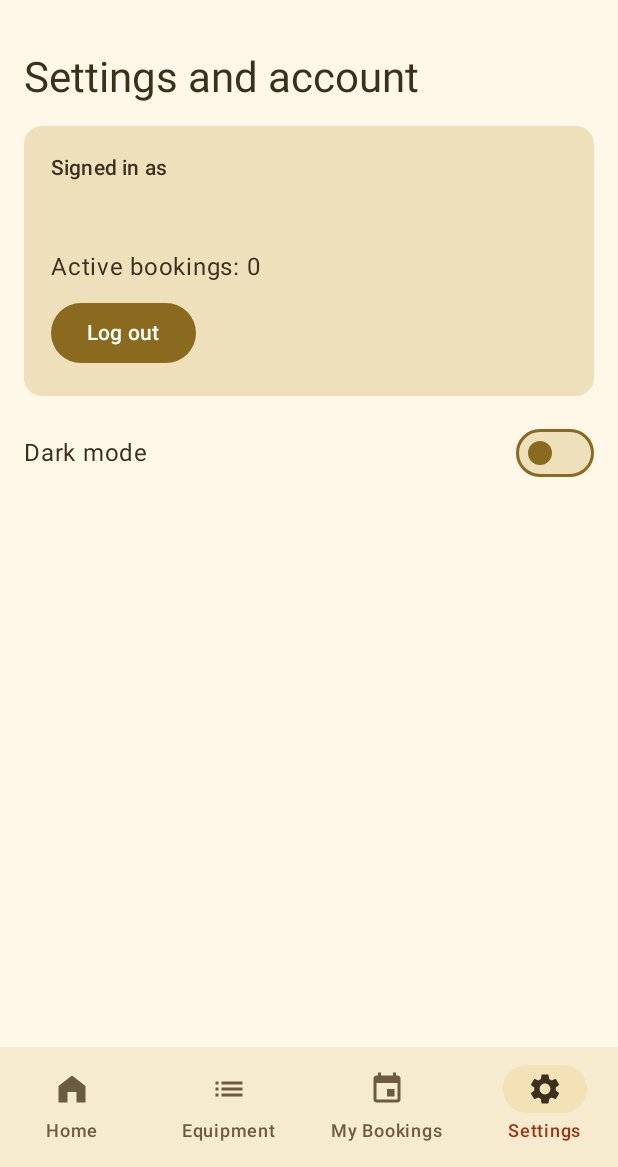
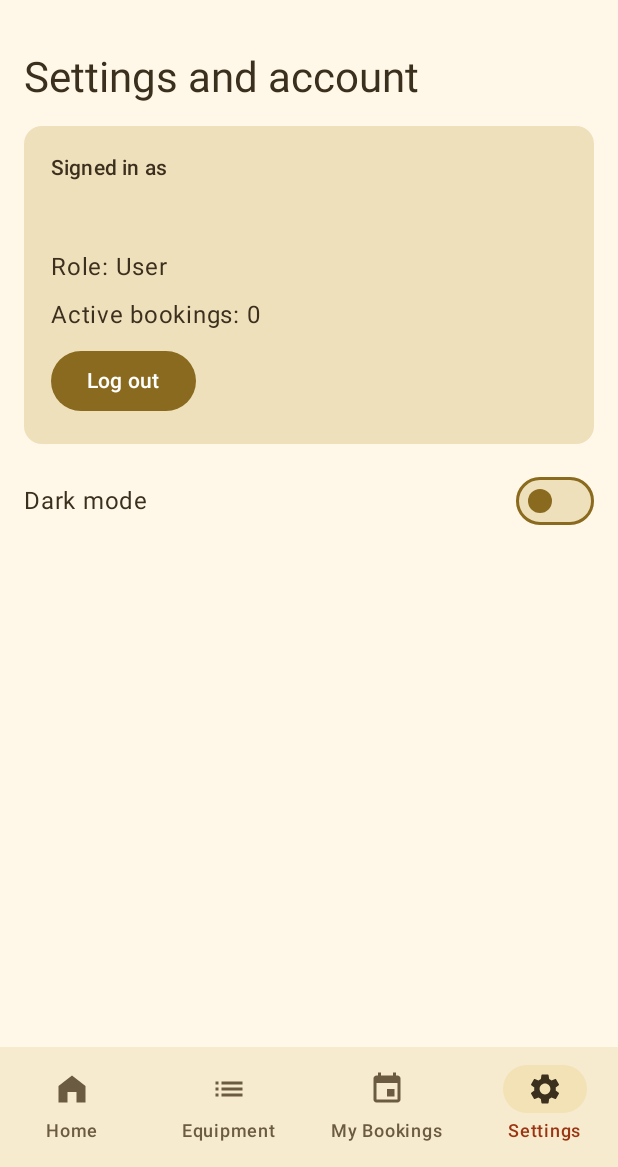
Before and after one commit to Marek-lachhh/Tus_Equipments_Bookings_K00318400, an Android app built with Jetpack Compose: the SettingsScreen screen opened through its navigation route, on a phone screen of 412 x 824 dp, the part 69-1236 px from its top. Run offline under Robolectric (Android 15) with nearby library versions, the phone set to English and light mode, and no system bars; our stand-ins replace Firebase (no records; nobody signed in at launch, a user with empty details on screens opened directly), Room's generated code.

Commit message:
Restrict adding equipment to admins show role in settings

```diff
--- a/app/src/main/java/com/example/tusequipmentbooking/TusApp.kt
+++ b/app/src/main/java/com/example/tusequipmentbooking/TusApp.kt
@@ -1,9 +1,11 @@
 package com.example.tusequipmentbooking
 
 import android.app.Application
+import androidx.compose.foundation.layout.Arrangement
 import androidx.compose.foundation.layout.Column
 import androidx.compose.foundation.layout.fillMaxSize
 import androidx.compose.foundation.layout.padding
+import androidx.compose.material3.Button
 import androidx.compose.material3.CircularProgressIndicator
 import androidx.compose.material3.Surface
 import androidx.compose.material3.Text
@@ -43,18 +45,15 @@ fun TusApp(
     )
     val state by model.uiState.collectAsStateWithLifecycle()
 
-    // Firebase login state (Mary's AuthViewModel)
     val authModel: AuthViewModel = viewModel()
     val authState by authModel.uiState.collectAsStateWithLifecycle()
 
-    // Tell the booking ViewModel who is signed in.
     LaunchedEffect(authState.uid) { model.setUser(authState.uid) }
 
     var showRegister by rememberSaveable { mutableStateOf(false) }
     val uid = authState.uid
 
     if (uid == null) {
-        // Nobody signed in: show Login or Register only.
         Surface(Modifier.fillMaxSize()) {
             if (showRegister) {
                 RegisterScreen(
@@ -79,13 +78,12 @@ fun TusApp(
             }
         }
     } else {
-        // key(uid): each user gets a brand new NavHost, so after logout
-        // Back can never return to the previous user's screens.
         key(uid) {
             MainApp(
                 state = state,
                 model = model,
                 email = authState.email,
+                isAdmin = authState.roleReady && authState.isAdmin,
                 darkTheme = darkTheme,
                 onDarkThemeChange = onDarkThemeChange,
                 onLogout = { authModel.logout() }
@@ -99,6 +97,7 @@ private fun MainApp(
     state: TusUiState,
     model: TusViewModel,
     email: String?,
+    isAdmin: Boolean,
     darkTheme: Boolean,
     onDarkThemeChange: (Boolean) -> Unit,
     onLogout: () -> Unit
@@ -107,7 +106,6 @@ private fun MainApp(
     val backStackEntry by navController.currentBackStackEntryAsState()
     val currentRoute = backStackEntry?.destination?.route
 
-    // Opens a top-level screen without piling up copies on the back stack.
     fun openTab(route: String) {
         model.clearMessage()
         navController.navigate(route) {
@@ -119,6 +117,7 @@ private fun MainApp(
     TusMenuShell(
         selectedRoute = currentRoute,
         enabled = !state.isLoading && state.loadError == null,
+        isAdmin = isAdmin,
         onHome = { openTab("home") },
         onEquipment = { openTab("equipment") },
         onBookings = { openTab("bookings") },
@@ -200,6 +199,7 @@ private fun MainApp(
                     )
                 }
                 composable("add") {
+                    if (isAdmin) {
                         AddEquipmentScreen(
                             categories = state.categories,
                             onSave = { name, categoryId, description ->
@@ -207,11 +207,21 @@ private fun MainApp(
                                 openTab("equipment")
                             }
                         )
+                    } else {
+                        Column(
+                            Modifier.padding(16.dp),
+                            verticalArrangement = Arrangement.spacedBy(12.dp)
+                        ) {
+                            Text("Only admins can add equipment.")
+                            Button(onClick = { navController.popBackStack() }) { Text("Back") }
+                        }
+                    }
                 }
                 composable("settings") {
                     SettingsScreen(
                         state = state,
                         email = email,
+                        isAdmin = isAdmin,
                         darkTheme = darkTheme,
                         onDarkThemeChange = onDarkThemeChange,
                         onLogout = onLogout
--- a/app/src/main/java/com/example/tusequipmentbooking/ui/screens/EquipmentListScreens.kt
+++ b/app/src/main/java/com/example/tusequipmentbooking/ui/screens/EquipmentListScreens.kt
@@ -26,7 +26,7 @@ fun HomeScreen(
         item {
             Column(verticalArrangement = Arrangement.spacedBy(8.dp)) {
                 Text("TUS Equipment Booking", style = MaterialTheme.typography.headlineMedium)
-                Text("Borrow computers, chargers, cables and tablets for your college work. You can also add new equipment to the catalogue.")
+                Text("Borrow computers, chargers, cables and tablets for your college work. Admins can also add new equipment to the catalogue.")
                 Button(onClick = onBrowse) { Text("Browse all equipment") }
                 Text("Featured equipment", style = MaterialTheme.typography.titleMedium)
             }
@@ -51,6 +51,7 @@ fun EquipmentScreen(
         verticalArrangement = Arrangement.spacedBy(14.dp)
     ) {
         item { Text("All equipment", style = MaterialTheme.typography.headlineMedium) }
+        state.message?.let { item { Text(it, color = MaterialTheme.colorScheme.primary) } }
         items(state.equipment, key = { it.id }) { item ->
             EquipmentCard(
                 equipment = item,
--- a/app/src/main/java/com/example/tusequipmentbooking/ui/screens/SettingsScreen.kt
+++ b/app/src/main/java/com/example/tusequipmentbooking/ui/screens/SettingsScreen.kt
@@ -6,12 +6,14 @@ import androidx.compose.runtime.Composable
 import androidx.compose.ui.Alignment
 import androidx.compose.ui.Modifier
 import androidx.compose.ui.unit.dp
+import com.example.tusequipmentbooking.model.BookingStatus
 import com.example.tusequipmentbooking.ui.TusUiState
-import com.example.tusequipmentbooking.model.BookingStatus
+
 @Composable
 fun SettingsScreen(
     state: TusUiState,
     email: String?,
+    isAdmin: Boolean,
     darkTheme: Boolean,
     onDarkThemeChange: (Boolean) -> Unit,
     onLogout: () -> Unit
@@ -26,6 +28,7 @@ fun SettingsScreen(
             Column(Modifier.padding(18.dp), verticalArrangement = Arrangement.spacedBy(8.dp)) {
                 Text("Signed in as", style = MaterialTheme.typography.labelLarge)
                 Text(email ?: "Unknown", style = MaterialTheme.typography.titleLarge)
+                Text("Role: ${if (isAdmin) "Admin" else "User"}")
                 Text("Active bookings: ${state.bookings.count { it.status == BookingStatus.Active }}")
                 Button(onClick = onLogout) { Text("Log out") }
             }
--- a/app/src/main/java/com/example/tusequipmentbooking/ui/screens/TusMenuShell.kt
+++ b/app/src/main/java/com/example/tusequipmentbooking/ui/screens/TusMenuShell.kt
@@ -25,7 +25,6 @@ import androidx.compose.ui.unit.dp
 import com.example.tusequipmentbooking.R
 import kotlinx.coroutines.launch
 
-// One destination used by the drawer and (if inBottomBar) the bottom bar.
 private data class MenuDestination(
     val route: String,
     val label: String,
@@ -39,6 +38,7 @@ private data class MenuDestination(
 fun TusMenuShell(
     selectedRoute: String?,
     enabled: Boolean,
+    isAdmin: Boolean,
     onHome: () -> Unit,
     onEquipment: () -> Unit,
     onBookings: () -> Unit,
@@ -49,13 +49,15 @@ fun TusMenuShell(
     val drawerState = rememberDrawerState(initialValue = DrawerValue.Closed)
     val scope = rememberCoroutineScope()
 
-    val destinations = listOf(
-        MenuDestination("home", "Home", R.drawable.ic_home, true, onHome),
-        MenuDestination("equipment", "Equipment", R.drawable.ic_equipment, true, onEquipment),
-        MenuDestination("bookings", "My Bookings", R.drawable.ic_bookings, true, onBookings),
-        MenuDestination("add", "Add equipment", R.drawable.ic_add, false, onAdd),
-        MenuDestination("settings", "Settings", R.drawable.ic_settings, true, onSettings)
-    )
+    val destinations = buildList {
+        add(MenuDestination("home", "Home", R.drawable.ic_home, true, onHome))
+        add(MenuDestination("equipment", "Equipment", R.drawable.ic_equipment, true, onEquipment))
+        add(MenuDestination("bookings", "My Bookings", R.drawable.ic_bookings, true, onBookings))
+        if (isAdmin) {
+            add(MenuDestination("add", "Add equipment (admin)", R.drawable.ic_add, false, onAdd))
+        }
+        add(MenuDestination("settings", "Settings", R.drawable.ic_settings, true, onSettings))
+    }
 
     val showBottomBar = enabled && destinations.any { it.route == selectedRoute }
 
@@ -76,8 +78,8 @@ fun TusMenuShell(
                         selected = selectedRoute == item.route,
                         onClick = {
                             scope.launch {
-                                drawerState.close()   // close first
-                                item.onClick()        // then navigate
+                                drawerState.close()
+                                item.onClick()
                             }
                         },
                         modifier = Modifier.padding(horizontal = 12.dp)
```
Also changed, not shown: app/src/main/java/com/example/tusequipmentbooking/ui/TusViewModel.kt (+28 -2 lines). Lines whose indentation alone changed are shown as unchanged.
